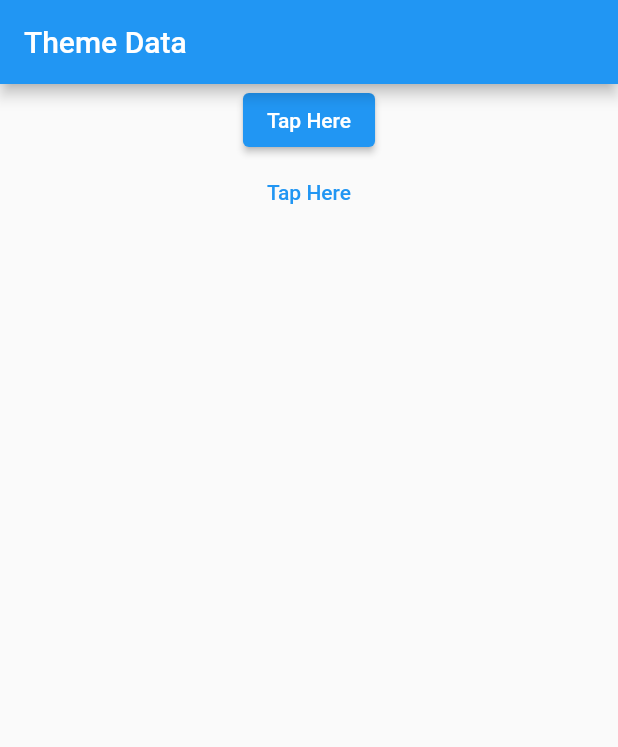
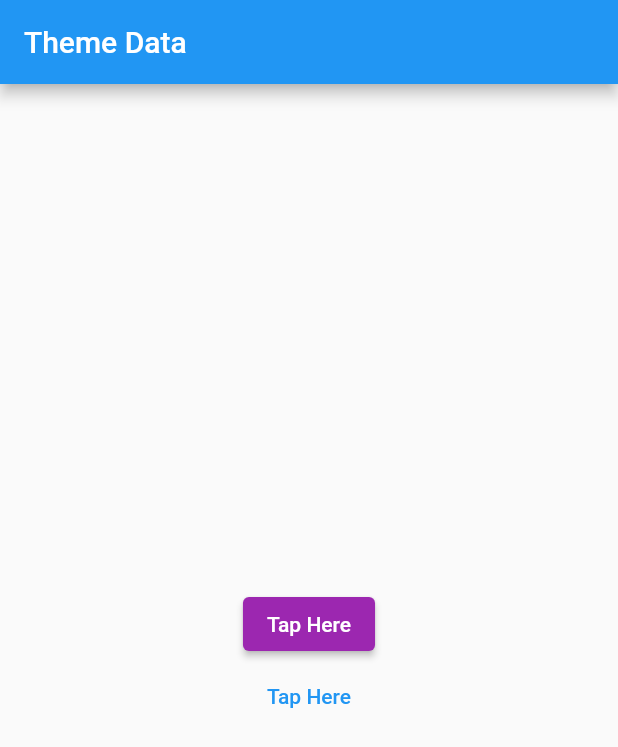
Before and after one commit to mukul71/Learning_Flutter, a Flutter app: the screen it shows after launch, on a phone screen of 412 x 824 dp. Shown: the top 747 px of the screen. Run offline on Flutter 3.47's test engine with Material 2 defaults, Android fonts, the phone set to English and light mode, and no system bars.

Commit message:
ThemeDate added

```diff
--- a/lib/main.dart
+++ b/lib/main.dart
@@ -9,7 +9,14 @@ class MyApp extends StatelessWidget {
 
   @override
   Widget build(BuildContext context) {
-    return MaterialApp(home: HomePage());
+    return MaterialApp(
+      home: HomePage(),
+      theme: ThemeData(
+        elevatedButtonTheme: ElevatedButtonThemeData(
+          style: ElevatedButton.styleFrom(backgroundColor: Colors.purple),
+        ),
+      ),
+    );
   }
 }
 
@@ -24,6 +31,7 @@ class HomePage extends StatelessWidget {
       ),
       body: Center(
         child: Column(
+          mainAxisAlignment: MainAxisAlignment.center,
           children: [
             ElevatedButton(onPressed: () {}, child: Text('Tap Here')),
             TextButton(onPressed: () {}, child: Text('Tap Here')),
```
